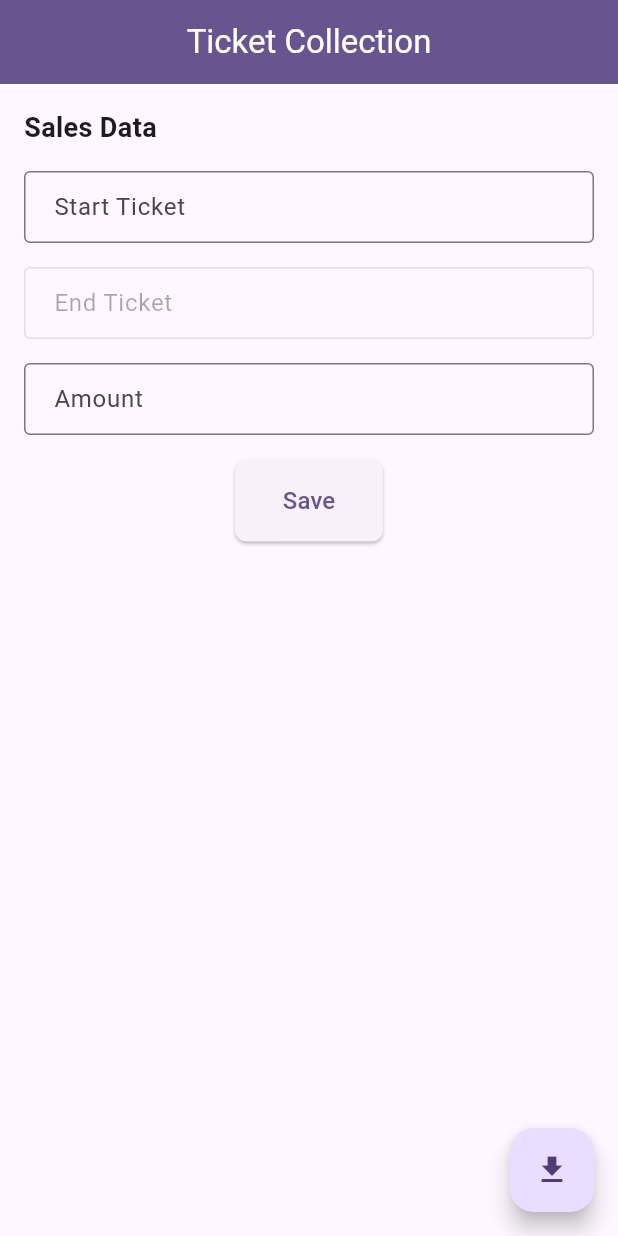
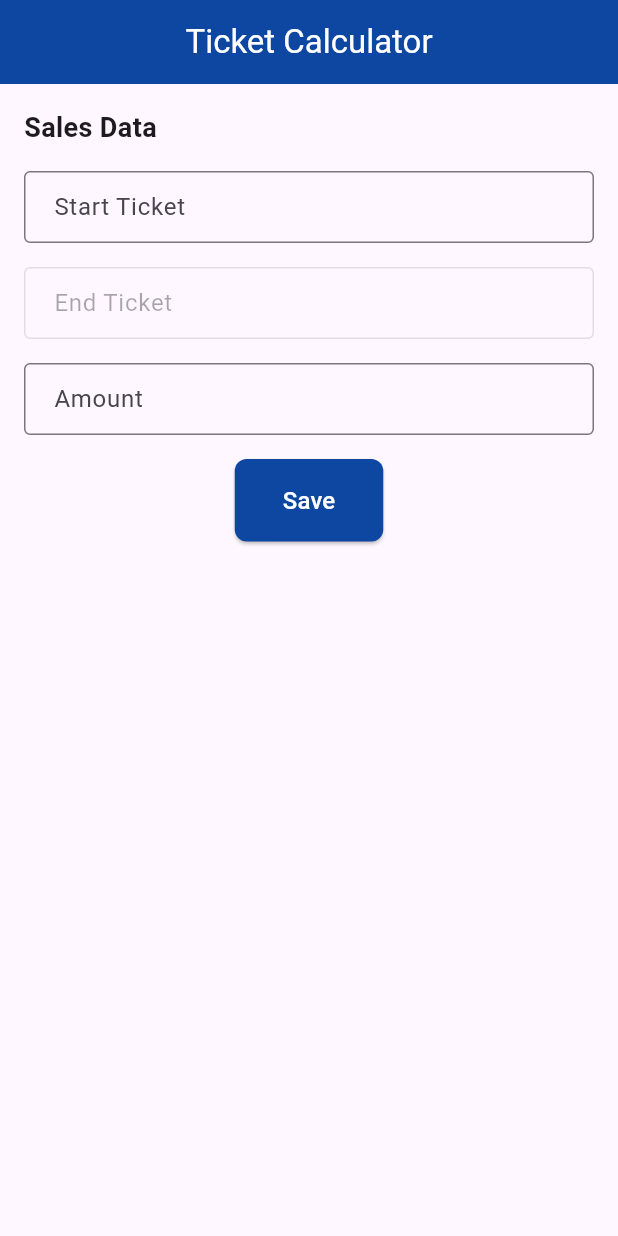
Before and after one commit to notOsteen/Ticket-Collection, a Flutter app: the screen it shows after launch, on a phone screen of 412 x 824 dp. Run offline on Flutter 3.47's test engine with Material 3 defaults, Android fonts, the light colour scheme and no system bars; our stand-ins replace open_filex, pdf, permission_handler, shared_preferences; statements that could not run were skipped.

Commit message:
name to 'Ticket Calculator', removed FAB, and change to table title

```diff
--- a/lib/screens/homepage.dart
+++ b/lib/screens/homepage.dart
@@ -167,16 +167,12 @@ class _MyHomePageState extends State<MyHomePage> {
 
     return Scaffold(
       appBar: AppBar(
-        backgroundColor: Theme.of(context).colorScheme.primary,
+        backgroundColor: const Color.fromRGBO(13, 71, 161, 1.0),
         title: const Text(
-          'Ticket Collection',
+          'Ticket Calculator',
           style: TextStyle(color: Colors.white),
         ),
         centerTitle: true,
-      ),
-      floatingActionButton: FloatingActionButton(
-        onPressed: () => downloadPdf(context, savedDataList),
-        child: const Icon(Icons.download),
       ),
       body: Padding(
         padding: const EdgeInsets.all(16.0),
@@ -252,13 +248,17 @@ class _MyHomePageState extends State<MyHomePage> {
                 child: ElevatedButton(
                   onPressed: _saveData,
                   style: ElevatedButton.styleFrom(
+                    backgroundColor: const Color.fromRGBO(13, 71, 161, 1.0),
                     padding: const EdgeInsets.symmetric(
                         horizontal: 32.0, vertical: 16.0),
                     shape: RoundedRectangleBorder(
                       borderRadius: BorderRadius.circular(8.0),
                     ),
                   ),
-                  child: const Text('Save', style: TextStyle(fontSize: 16)),
+                  child: const Text(
+                    'Save',
+                    style: TextStyle(fontSize: 16, color: Colors.white),
+                  ),
                 ),
               ),
               const SizedBox(height: 32),
@@ -269,16 +269,24 @@ class _MyHomePageState extends State<MyHomePage> {
                       Row(
                         mainAxisAlignment: MainAxisAlignment.center,
                         children: [
+                          _iconBtn(
+                            icon: Icons.download_rounded,
+                            color: Colors.blueAccent,
+                            onTap: () => downloadPdf(context, savedDataList),
+                          ),
+                          const SizedBox(width: 8),
                           Text(
-                            "Today's Collection ($currentFormattedDate)",
+                            currentFormattedDate,
                             style: const TextStyle(
                               fontSize: 18,
                               fontWeight: FontWeight.bold,
                             ),
                           ),
-                          IconButton(
-                            icon: const Icon(Icons.delete, color: Colors.red),
-                            onPressed: () => _clearAll(context),
+                          const SizedBox(width: 12),
+                          _iconBtn(
+                            icon: Icons.delete_outline_rounded,
+                            color: Colors.red,
+                            onTap: () => _clearAll(context),
                           ),
                         ],
                       ),
@@ -423,3 +431,15 @@ class _MyHomePageState extends State<MyHomePage> {
     );
   }
 }
+
+Widget _iconBtn(
+    {required IconData icon,
+    required Color color,
+    required VoidCallback onTap}) {
+  return IconButton(
+    icon: Icon(icon, color: color),
+    onPressed: onTap,
+    tooltip:
+        icon == Icons.delete_outline_rounded ? "Clear All" : "Download PDF",
+  );
+}
```
